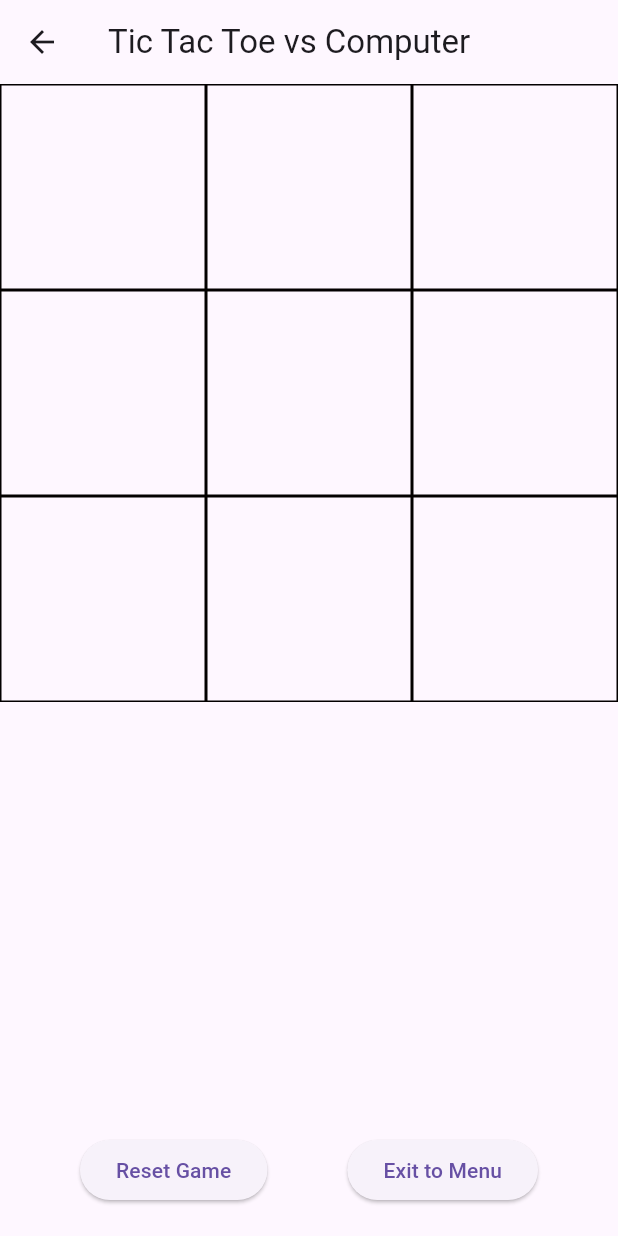
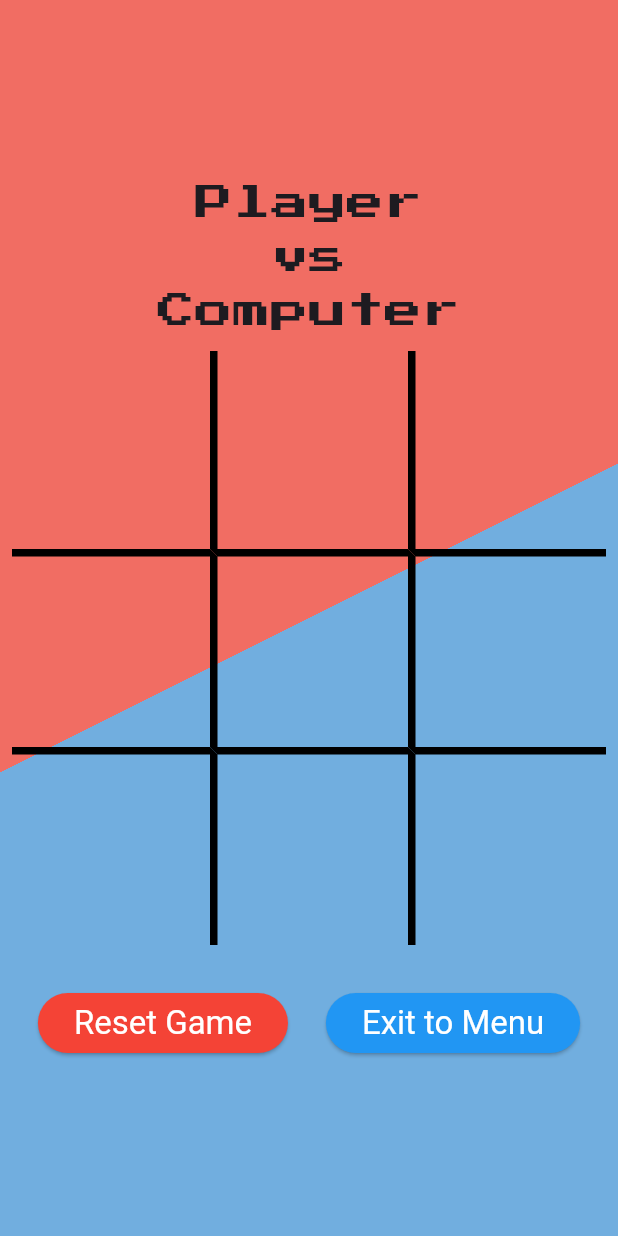
Before and after one commit to callmeNoorulHuda/Tic-Tac-Toe-App, a Flutter app: the screen it shows after launch, after a tap on "Player vs Computer", on a phone screen of 412 x 824 dp. Run offline on Flutter 3.47's test engine with Material 3 defaults, Android fonts, the phone set to English and light mode, and no system bars; our stand-ins replace google_fonts.

Commit message:
"add delayed to computer move and enhanced the Ui"

```diff
--- a/lib/home_screen.dart
+++ b/lib/home_screen.dart
@@ -1,4 +1,5 @@
 import 'package:flutter/material.dart';
+import 'package:google_fonts/google_fonts.dart';
 import 'screens/player_gamescreen.dart';
 import 'screens/computer_gamescreen.dart';
 
@@ -21,7 +22,13 @@
             mainAxisAlignment: MainAxisAlignment.center,
 
             children: [
-              Text("Welcome to Tic Tac Toe", style: TextStyle(fontSize: 30)),
+              Text(
+                "Welcome to \nTic Tac Toe",
+                style: GoogleFonts.pressStart2p(
+                  textStyle: TextStyle(fontSize: 25),
+                ),
+              ),
+
               SizedBox(height: 100),
 
               SizedBox(
@@ -31,6 +38,7 @@
                   style: ElevatedButton.styleFrom(
                     foregroundColor: Colors.white,
                     backgroundColor: Colors.red,
+
                     textStyle: TextStyle(fontSize: 22),
                   ),
 
@@ -41,7 +49,7 @@
                       ),
                     );
                   },
-                  child: const Text("Player vs Player"),
+                  child: Text("Player vs Player"),
                 ),
               ),
               SizedBox(height: 50),
--- a/lib/main.dart
+++ b/lib/main.dart
@@ -17,7 +17,6 @@
     return MaterialApp(
       debugShowCheckedModeBanner: false,
       title: "Tic Tac Toe",
-      theme: ThemeData(primarySwatch: Colors.blue),
       home: const HomeScreen(),
     );
   }
--- a/lib/providers/computer_game_provider.dart
+++ b/lib/providers/computer_game_provider.dart
@@ -9,6 +9,8 @@
   String get currentPlayer => _currentPlayer;
   String? get winner => _winner;
 
+  Color color = Colors.red;
+
   void tapSquare(int index) {
     if (_board[index] == '' && _winner == null && _currentPlayer == 'X') {
       _board[index] = 'X';
@@ -17,7 +19,9 @@
       if (_winner == null) {
         _currentPlayer = 'O';
         notifyListeners();
-        computerMove(); // computer move after player
+        Future.delayed(Duration(seconds: 1)).then((_) {
+          computerMove();
+        }); // computer move after player
       }
     }
   }
--- a/lib/screens/computer_gamescreen.dart
+++ b/lib/screens/computer_gamescreen.dart
@@ -1,4 +1,5 @@
 import 'package:flutter/material.dart';
+import 'package:google_fonts/google_fonts.dart';
 import 'package:provider/provider.dart';
 import '../providers/computer_game_provider.dart';
 
@@ -10,33 +11,63 @@
     return ChangeNotifierProvider(
       create: (_) => ComputerGameProvider(),
       child: Scaffold(
-        appBar: AppBar(title: const Text("Tic Tac Toe vs Computer")),
-        body: Consumer<ComputerGameProvider>(
+        body: Container(
+          decoration: BoxDecoration(
+            gradient: LinearGradient(
+              colors: [
+                const Color.fromARGB(255, 241, 109, 99),
+                const Color.fromARGB(255, 113, 174, 223),
+              ],
+              begin: Alignment.topLeft,
+              end: Alignment.bottomRight,
+              stops: [0.5, 0.5],
+            ),
+          ),
+          child: Consumer<ComputerGameProvider>(
             builder: (context, gameProvider, child) {
-            return Column(
+              return Center(
+                child: Column(
+                  mainAxisAlignment: MainAxisAlignment.center,
                   children: [
-                Expanded(
+                    Text(
+                      " Player \n   vs \nComputer",
+                      style: GoogleFonts.pressStart2p(
+                        textStyle: TextStyle(fontSize: 25),
+                      ),
+                    ),
+                    Container(
+                      padding: const EdgeInsets.all(8.0),
                       child: GridView.builder(
-                    gridDelegate: SliverGridDelegateWithFixedCrossAxisCount(
+                        shrinkWrap: true,
+                        physics: const NeverScrollableScrollPhysics(),
+                        gridDelegate:
+                            const SliverGridDelegateWithFixedCrossAxisCount(
                               crossAxisCount: 3,
                             ),
                         itemCount: 9,
                         itemBuilder: (context, index) {
                           String value = gameProvider.board[index];
                           return GestureDetector(
+                            // Restored GestureDetector
                             onTap: () => gameProvider.tapSquare(index),
                             child: Container(
                               decoration: BoxDecoration(
-                            border: Border.all(
-                              color: const Color.fromARGB(255, 3, 0, 0),
-                            ),
+                                border: _getBorders(index),
                               ),
                               child: Center(
                                 child: Text(
                                   value,
-                              style: const TextStyle(
+                                  style: TextStyle(
                                     fontSize: 40,
                                     fontWeight: FontWeight.bold,
+                                    color: value == "X"
+                                        ? const Color.fromARGB(255, 232, 22, 6)
+                                        : const Color.fromARGB(
+                                            255,
+                                            4,
+                                            139,
+                                            249,
+                                          ),
                                   ),
                                 ),
                               ),
@@ -46,34 +77,66 @@
                       ),
                     ),
                     if (gameProvider.winner != null)
-                  Text(
+                      Padding(
+                        padding: const EdgeInsets.only(top: 20),
+                        child: Text(
                           gameProvider.winner == 'Draw'
                               ? "It's a Draw!"
-                        : "Winner: ${gameProvider.winner}",
+                              : "Winner: ${gameProvider.winner == "X" ? "Player" : "Computer"}",
                           style: const TextStyle(
                             fontSize: 30,
                             fontWeight: FontWeight.bold,
                           ),
                         ),
+                      ),
+                    const SizedBox(height: 20),
                     Row(
                       mainAxisAlignment: MainAxisAlignment.spaceEvenly,
                       children: [
                         ElevatedButton(
+                          style: ElevatedButton.styleFrom(
+                            foregroundColor: Colors.white,
+                            backgroundColor: Colors.red,
+
+                            textStyle: TextStyle(fontSize: 22),
+                          ),
                           onPressed: () => gameProvider.resetGame(),
                           child: const Text('Reset Game'),
                         ),
                         ElevatedButton(
+                          style: ElevatedButton.styleFrom(
+                            foregroundColor: Colors.white,
+                            backgroundColor: Colors.blue,
+                            textStyle: TextStyle(fontSize: 22),
+                          ),
                           onPressed: () => Navigator.of(context).pop(),
                           child: const Text('Exit to Menu'),
                         ),
                       ],
                     ),
-                const SizedBox(height: 20),
                   ],
+                ),
               );
             },
           ),
         ),
+      ),
+    );
+  }
+
+  // Helper function to define internal borders only (bold)
+  Border _getBorders(int index) {
+    // Define borders for internal cells (no outer borders)
+    bool isLeft = index % 3 != 0; // Add left border if not first column
+    bool isTop = index > 2; // Add top border if not first row
+
+    return Border(
+      left: isLeft
+          ? const BorderSide(width: 5.0, color: Colors.black)
+          : BorderSide.none,
+      top: isTop
+          ? const BorderSide(width: 5.0, color: Colors.black)
+          : BorderSide.none,
     );
   }
 }
--- a/pubspec.yaml
+++ b/pubspec.yaml
@@ -11,6 +11,7 @@
     sdk: flutter
   provider: ^6.1.5
   cupertino_icons: ^1.0.8
+  google_fonts: ^6.2.1
 
 dev_dependencies:
   flutter_test:
```
Also changed, not shown: pubspec.lock, 2 other files. Lines whose indentation alone changed are shown as unchanged.
